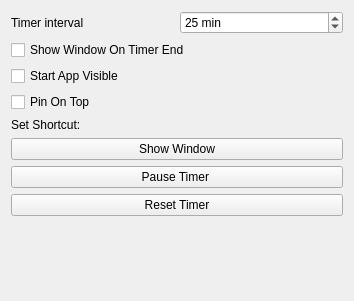
vstancl/TinyPom, file src/SettingsWidget.ui: the form before one commit.
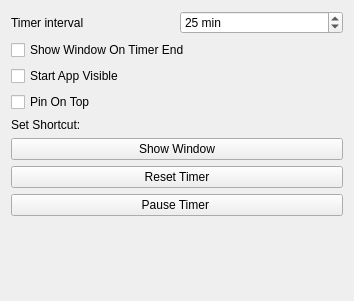
The form after the commit. Custom widgets are drawn as their Qt base class.

Diff of the .ui file:
```diff
--- a/src/SettingsWidget.ui
+++ b/src/SettingsWidget.ui
@@ -76,13 +76,6 @@
      </property>
     </widget>
    </item>
-   <item>
-    <widget class="HotkeyPushButton" name="pushButtonEditPauseTimerHotkey">
-     <property name="text">
-      <string>Pause Timer </string>
-     </property>
-    </widget>
-   </item>
    <item>
     <widget class="HotkeyPushButton" name="pushButtonEditResetTimerHotkey">
      <property name="text">
@@ -90,6 +83,16 @@
      </property>
     </widget>
    </item>
+   <item>
+    <widget class="HotkeyPushButton" name="pushButtonEditPauseTimerHotkey">
+     <property name="toolTip">
+      <string>&lt;html&gt;&lt;head/&gt;&lt;body&gt;&lt;p&gt;Set global keyboard shortcut for pausing timer.&lt;/p&gt;&lt;/body&gt;&lt;/html&gt;</string>
+     </property>
+     <property name="text">
+      <string>Pause Timer </string>
+     </property>
+    </widget>
+   </item>
    <item>
     <spacer name="verticalSpacer">
      <property name="orientation">
```
Left out of the diff: 18 changed lines with no effect on the pictures.
